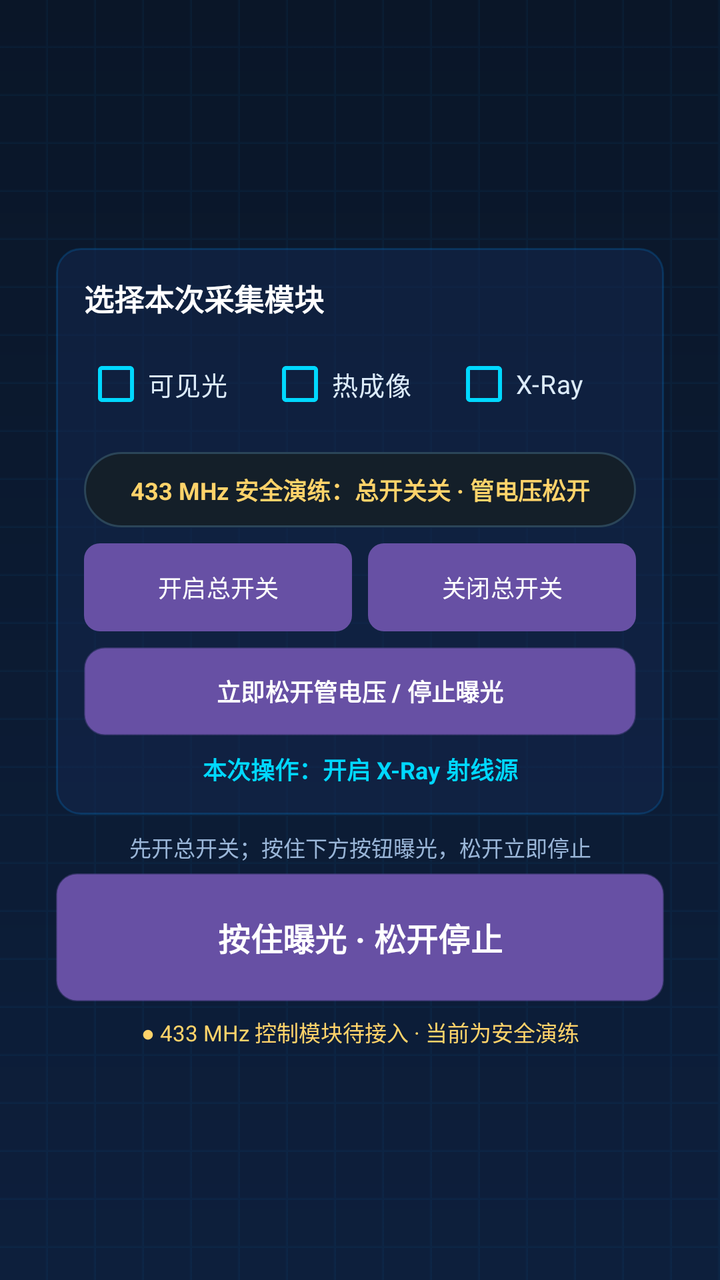
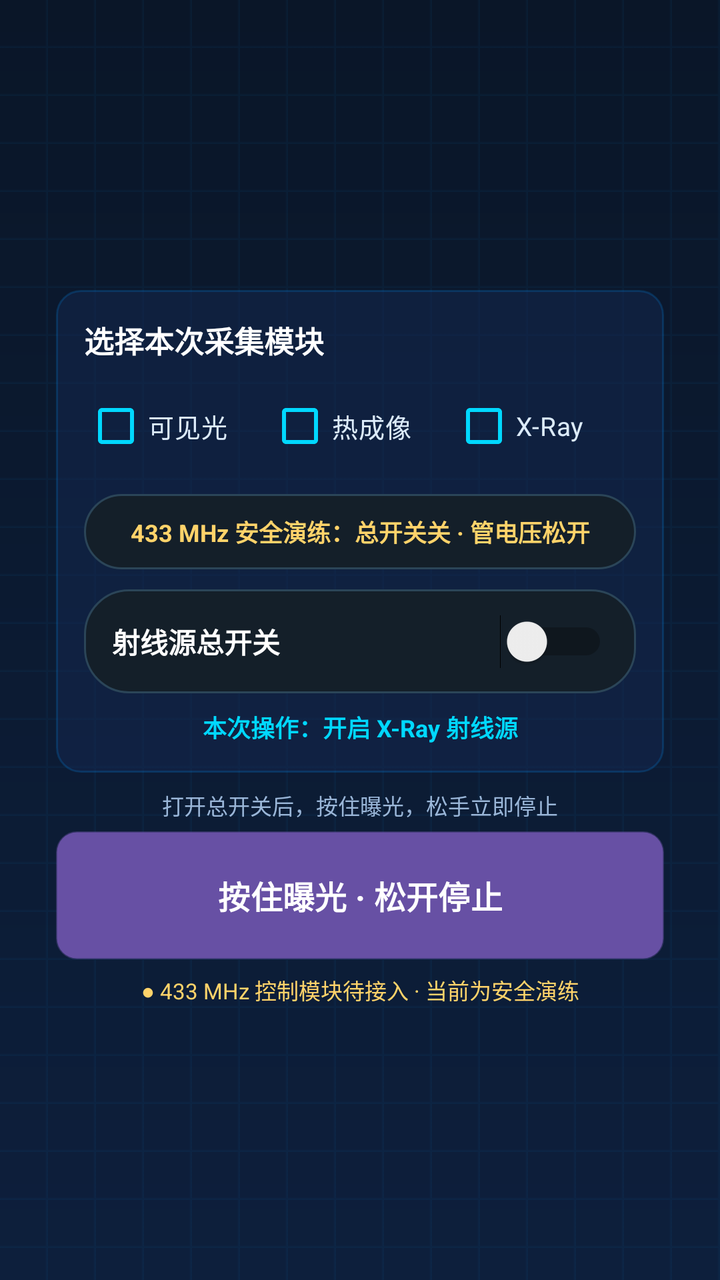

Screens rendered from an Android XML layout before and after an edit, with the pre-edit source and the edit as a unified diff.
<!-- AndroidManifest.xml: application theme Theme.WeiguangDRController -->
<!-- res/layout/fragment_exposure_prepare.xml -->
<?xml version="1.0" encoding="utf-8"?>
<ScrollView xmlns:android="http://schemas.android.com/apk/res/android"
    android:layout_width="match_parent"
    android:layout_height="match_parent"
    android:background="@drawable/bg_root_gradient"
    android:fillViewport="true"
    android:scrollbars="none">

    <LinearLayout
        android:layout_width="match_parent"
        android:layout_height="wrap_content"
        android:gravity="center"
        android:orientation="vertical"
        android:padding="28dp">

        <LinearLayout
            android:layout_width="match_parent"
            android:layout_height="wrap_content"
            android:background="@drawable/bg_card_tech"
            android:orientation="vertical"
            android:padding="12dp"
            android:visibility="gone">

            <TextView
                android:layout_width="wrap_content"
                android:layout_height="wrap_content"
                android:text="曝光设备控制"
                android:textColor="#FFFFFF"
                android:textSize="16sp"
                android:textStyle="bold" />

            <LinearLayout
                android:layout_width="match_parent"
                android:layout_height="wrap_content"
                android:layout_marginTop="10dp"
                android:orientation="horizontal">

                <Button
                    android:id="@+id/cameraControlButton"
                    style="?android:attr/borderlessButtonStyle"
                    android:layout_width="0dp"
                    android:layout_height="58dp"
                    android:layout_weight="1"
                    android:background="@drawable/bg_card_tech_clickable"
                    android:text="摄像头\n检查预览"
                    android:textAllCaps="false"
                    android:textColor="#DCEBFA"
                    android:textSize="12sp" />

                <Space android:layout_width="6dp" android:layout_height="1dp" />

                <Button
                    android:id="@+id/thermalControlButton"
                    style="?android:attr/borderlessButtonStyle"
                    android:layout_width="0dp"
                    android:layout_height="58dp"
                    android:layout_weight="1"
                    android:background="@drawable/bg_card_tech_clickable"
                    android:text="热成像\n检查预览"
                    android:textAllCaps="false"
                    android:textColor="#DCEBFA"
                    android:textSize="12sp" />

                <Space android:layout_width="6dp" android:layout_height="1dp" />

                <Button
                    android:id="@+id/xrayControlButton"
                    style="?android:attr/borderlessButtonStyle"
                    android:layout_width="0dp"
                    android:layout_height="58dp"
                    android:layout_weight="1"
                    android:background="@drawable/bg_card_tech_clickable"
                    android:text="X-Ray\n接口待接入"
                    android:textAllCaps="false"
                    android:textColor="#FFD36A"
                    android:textSize="12sp" />
            </LinearLayout>

            <Button
                android:id="@+id/enableAllButton"
                android:layout_width="match_parent"
                android:layout_height="42dp"
                android:layout_marginTop="8dp"
                android:background="@drawable/bg_btn_new"
                android:text="一键检查三路设备"
                android:textAllCaps="false"
                android:textColor="#FFFFFF"
                android:textSize="13sp"
                android:textStyle="bold" />

            <TextView
                android:id="@+id/deviceStatusText"
                android:layout_width="match_parent"
                android:layout_height="wrap_content"
                android:layout_marginTop="8dp"
                android:text="正在读取设备状态…"
                android:textColor="#9AB6D8"
                android:textSize="11sp" />
        </LinearLayout>

        <LinearLayout
            android:layout_width="match_parent"
            android:layout_height="wrap_content"
            android:layout_marginTop="6dp"
            android:background="@drawable/bg_card_tech"
            android:orientation="vertical"
            android:padding="12dp"
            android:visibility="gone">

            <TextView
                android:layout_width="wrap_content"
                android:layout_height="wrap_content"
                android:text="曝光前确认"
                android:textColor="#FFFFFF"
                android:textSize="15sp"
                android:textStyle="bold" />

            <LinearLayout
                android:layout_width="match_parent"
                android:layout_height="wrap_content"
                android:layout_marginTop="8dp"
                android:orientation="horizontal">

                <TextView
                    android:id="@+id/cameraPreviewEntry"
                    android:layout_width="0dp"
                    android:layout_height="72dp"
                    android:layout_weight="1"
                    android:background="@drawable/bg_card_tech_clickable"
                    android:clickable="true"
                    android:focusable="true"
                    android:gravity="center"
                    android:text="摄像头画面\n点击查看"
                    android:textColor="#C8D8E8"
                    android:textSize="12sp" />

                <Space android:layout_width="8dp" android:layout_height="1dp" />

                <TextView
                    android:id="@+id/thermalPreviewEntry"
                    android:layout_width="0dp"
                    android:layout_height="72dp"
                    android:layout_weight="1"
                    android:background="@drawable/bg_card_tech_clickable"
                    android:clickable="true"
                    android:focusable="true"
                    android:gravity="center"
                    android:text="热成像画面\n点击查看"
                    android:textColor="#C8D8E8"
                    android:textSize="12sp" />
            </LinearLayout>

            <TextView
                android:id="@+id/radarStatusText"
                android:layout_width="match_parent"
                android:layout_height="wrap_content"
                android:layout_marginTop="10dp"
                android:background="@drawable/bg_input_box"
                android:padding="10dp"
                android:text="毫米波雷达：正在读取…"
                android:textColor="#DCEBFA"
                android:textSize="12sp"
                android:lineSpacingExtra="3dp" />
        </LinearLayout>

        <LinearLayout
            android:layout_width="match_parent"
            android:layout_height="wrap_content"
            android:layout_marginTop="8dp"
            android:background="@drawable/bg_card_tech"
            android:orientation="vertical"
            android:padding="14dp">

            <TextView android:layout_width="wrap_content" android:layout_height="wrap_content"
                android:text="选择本次采集模块" android:textColor="#FFFFFF"
                android:textSize="15sp" android:textStyle="bold" />

            <LinearLayout android:layout_width="match_parent" android:layout_height="wrap_content"
                android:layout_marginTop="8dp" android:gravity="center" android:orientation="horizontal">
                <CheckBox android:id="@+id/selectCameraCheck" android:layout_width="0dp"
                    android:layout_height="wrap_content" android:layout_weight="1"
                    android:buttonTint="#00D8FF" android:text="可见光"
                    android:textColor="#DCEBFA" android:textSize="13sp" />
                <CheckBox android:id="@+id/selectThermalCheck" android:layout_width="0dp"
                    android:layout_height="wrap_content" android:layout_weight="1"
                    android:buttonTint="#00D8FF" android:text="热成像"
                    android:textColor="#DCEBFA" android:textSize="13sp" />
                <CheckBox android:id="@+id/selectXrayCheck" android:layout_width="0dp"
                    android:layout_height="wrap_content" android:layout_weight="1"
                    android:buttonTint="#00D8FF" android:checked="true" android:text="X-Ray"
                    android:textColor="#DCEBFA" android:textSize="13sp" />
            </LinearLayout>

            <TextView
                android:id="@+id/xraySequenceStatusText"
                android:layout_width="match_parent"
                android:layout_height="wrap_content"
                android:layout_marginTop="10dp"
                android:background="@drawable/bg_input_box"
                android:gravity="center"
                android:padding="10dp"
                android:text="433 MHz 安全演练：总开关关 · 管电压松开"
                android:textColor="#FFD36A"
                android:textSize="12sp"
                android:textStyle="bold" />

            <LinearLayout
                android:layout_width="match_parent"
                android:layout_height="wrap_content"
                android:layout_marginTop="8dp"
                android:orientation="horizontal">

                <Button
                    android:id="@+id/masterOnButton"
                    android:layout_width="0dp"
                    android:layout_height="44dp"
                    android:layout_weight="1"
                    android:background="@drawable/bg_btn_new"
                    android:text="开启总开关"
                    android:textAllCaps="false"
                    android:textColor="#FFFFFF"
                    android:textSize="12sp" />

                <Space android:layout_width="8dp" android:layout_height="1dp" />

                <Button
                    android:id="@+id/masterOffButton"
                    android:layout_width="0dp"
                    android:layout_height="44dp"
                    android:layout_weight="1"
                    android:background="@drawable/bg_btn_new"
                    android:text="关闭总开关"
                    android:textAllCaps="false"
                    android:textColor="#FFFFFF"
                    android:textSize="12sp" />
            </LinearLayout>

            <Button
                android:id="@+id/xrayReleaseButton"
                android:layout_width="match_parent"
                android:layout_height="44dp"
                android:layout_marginTop="8dp"
                android:background="@drawable/bg_exposure_hold"
                android:text="立即松开管电压 / 停止曝光"
                android:textAllCaps="false"
                android:textColor="#FFFFFF"
                android:textSize="12sp"
                android:textStyle="bold" />

            <TextView
                android:id="@+id/selectionSummaryText"
                android:layout_width="match_parent"
                android:layout_height="wrap_content"
                android:layout_marginTop="8dp"
                android:gravity="center"
                android:text="本次操作：开启 X-Ray 射线源"
                android:textColor="#00D8FF"
                android:textSize="12sp"
                android:textStyle="bold" />
        </LinearLayout>

        <TextView
            android:id="@+id/exposureHintText"
            android:layout_width="match_parent"
            android:layout_height="wrap_content"
            android:layout_marginTop="8dp"
            android:gravity="center"
            android:text="先开总开关；按住下方按钮曝光，松开立即停止"
            android:textColor="#9AB6D8"
            android:textSize="11sp" />

        <Button
            android:id="@+id/exposureButton"
            android:layout_width="match_parent"
            android:layout_height="64dp"
            android:layout_marginTop="5dp"
            android:background="@drawable/bg_exposure_hold"
            android:text="按住曝光 · 松开停止"
            android:textAllCaps="false"
            android:textColor="#FFFFFF"
            android:textSize="16sp"
            android:textStyle="bold" />

        <TextView
            android:id="@+id/exposureResultText"
            android:layout_width="match_parent"
            android:layout_height="wrap_content"
            android:layout_marginTop="7dp"
            android:gravity="center"
            android:text="● 433 MHz 控制模块待接入 · 当前为安全演练"
            android:textColor="#FFD36A"
            android:textSize="11sp" />
    </LinearLayout>
</ScrollView>
<!-- resources referenced by this layout -->
<resources>
  <!-- drawable bg_btn_new (drawable) -->
  <?xml version="1.0" encoding="utf-8"?>
  <shape xmlns:android="http://schemas.android.com/apk/res/android"
      android:shape="rectangle">
      <gradient
          android:angle="0"
          android:startColor="#0088FF"
          android:endColor="#00CCFF" />
      <corners android:radius="8dp" />
  </shape>
  <!-- drawable bg_card_tech (drawable) -->
  <?xml version="1.0" encoding="utf-8"?>
  <shape xmlns:android="http://schemas.android.com/apk/res/android"
      android:shape="rectangle">
      <solid android:color="#80142850" />
      <corners android:radius="12dp" />
      <stroke
          android:width="1dp"
          android:color="#330096FF" />
  </shape>
  <!-- drawable bg_card_tech_clickable (drawable) -->
  <?xml version="1.0" encoding="utf-8"?>
  <selector xmlns:android="http://schemas.android.com/apk/res/android">
      <item android:state_pressed="true">
          <shape android:shape="rectangle">
              <solid android:color="#B0284068" />
              <corners android:radius="12dp" />
              <stroke
                  android:width="2dp"
                  android:color="#A000B4FF" />
          </shape>
      </item>
      <item android:state_focused="true">
          <shape android:shape="rectangle">
              <solid android:color="#99142850" />
              <corners android:radius="12dp" />
              <stroke
                  android:width="2dp"
                  android:color="#8000B4FF" />
          </shape>
      </item>
      <item>
          <shape android:shape="rectangle">
              <solid android:color="#80142850" />
              <corners android:radius="12dp" />
              <stroke
                  android:width="1dp"
                  android:color="#330096FF" />
          </shape>
      </item>
  </selector>
  <!-- drawable bg_exposure_hold (drawable) -->
  <?xml version="1.0" encoding="utf-8"?>
  <selector xmlns:android="http://schemas.android.com/apk/res/android">
      <item android:state_pressed="true">
          <shape android:shape="rectangle">
              <gradient android:angle="0" android:startColor="#FF8A00" android:endColor="#FFB800" />
              <corners android:radius="10dp" />
              <stroke android:width="2dp" android:color="#FFFFD36A" />
          </shape>
      </item>
      <item>
          <shape android:shape="rectangle">
              <gradient android:angle="0" android:startColor="#007ACC" android:endColor="#00B4FF" />
              <corners android:radius="10dp" />
              <stroke android:width="1dp" android:color="#6600D8FF" />
          </shape>
      </item>
  </selector>
  <!-- drawable bg_input_box (drawable) -->
  <?xml version="1.0" encoding="utf-8"?>
  <shape xmlns:android="http://schemas.android.com/apk/res/android">
      <solid android:color="#141F29" />
      <corners android:radius="22dp" />
      <stroke
          android:width="1dp"
          android:color="#2B4558" />
  </shape>
  <!-- drawable bg_root_gradient (drawable) -->
  <?xml version="1.0" encoding="utf-8"?>
  <layer-list xmlns:android="http://schemas.android.com/apk/res/android">
      <item>
          <shape android:shape="rectangle">
              <gradient
                  android:angle="270"
                  android:startColor="#0A1628"
                  android:endColor="#0D1F3C" />
          </shape>
      </item>
      <item>
          <bitmap
              android:gravity="fill"
              android:src="@drawable/grid_pattern"
              android:tileMode="repeat" />
      </item>
  </layer-list>
  <style name="Theme.WeiguangDRController" parent="Base.Theme.WeiguangDRController" />
  <!-- drawable grid_pattern: png bitmap (drawable, 115 bytes) -->
  <style name="Base.Theme.WeiguangDRController" parent="Theme.Material3.DayNight.NoActionBar">
          
          
      </style>
</resources>

<!-- the commit's change to res/layout/fragment_exposure_prepare.xml (unified diff, before → after) -->
@@ -204,47 +204,18 @@
                 android:textSize="12sp"
                 android:textStyle="bold" />
 
-            <LinearLayout
-                android:layout_width="match_parent"
-                android:layout_height="wrap_content"
-                android:layout_marginTop="8dp"
-                android:orientation="horizontal">
-
-                <Button
-                    android:id="@+id/masterOnButton"
-                    android:layout_width="0dp"
-                    android:layout_height="44dp"
-                    android:layout_weight="1"
-                    android:background="@drawable/bg_btn_new"
-                    android:text="开启总开关"
-                    android:textAllCaps="false"
-                    android:textColor="#FFFFFF"
-                    android:textSize="12sp" />
-
-                <Space android:layout_width="8dp" android:layout_height="1dp" />
-
-                <Button
-                    android:id="@+id/masterOffButton"
-                    android:layout_width="0dp"
-                    android:layout_height="44dp"
-                    android:layout_weight="1"
-                    android:background="@drawable/bg_btn_new"
-                    android:text="关闭总开关"
-                    android:textAllCaps="false"
-                    android:textColor="#FFFFFF"
-                    android:textSize="12sp" />
-            </LinearLayout>
-
-            <Button
-                android:id="@+id/xrayReleaseButton"
-                android:layout_width="match_parent"
-                android:layout_height="44dp"
-                android:layout_marginTop="8dp"
-                android:background="@drawable/bg_exposure_hold"
-                android:text="立即松开管电压 / 停止曝光"
-                android:textAllCaps="false"
-                android:textColor="#FFFFFF"
-                android:textSize="12sp"
+            <Switch
+                android:id="@+id/xrayMasterSwitch"
+                android:layout_width="match_parent"
+                android:layout_height="52dp"
+                android:layout_marginTop="10dp"
+                android:background="@drawable/bg_input_box"
+                android:paddingStart="14dp"
+                android:paddingEnd="14dp"
+                android:showText="false"
+                android:text="射线源总开关"
+                android:textColor="#FFFFFF"
+                android:textSize="14sp"
                 android:textStyle="bold" />
 
             <TextView
@@ -265,7 +236,7 @@
             android:layout_height="wrap_content"
             android:layout_marginTop="8dp"
             android:gravity="center"
-            android:text="先开总开关；按住下方按钮曝光，松开立即停止"
+            android:text="打开总开关后，按住曝光，松手立即停止"
             android:textColor="#9AB6D8"
             android:textSize="11sp" />
 
